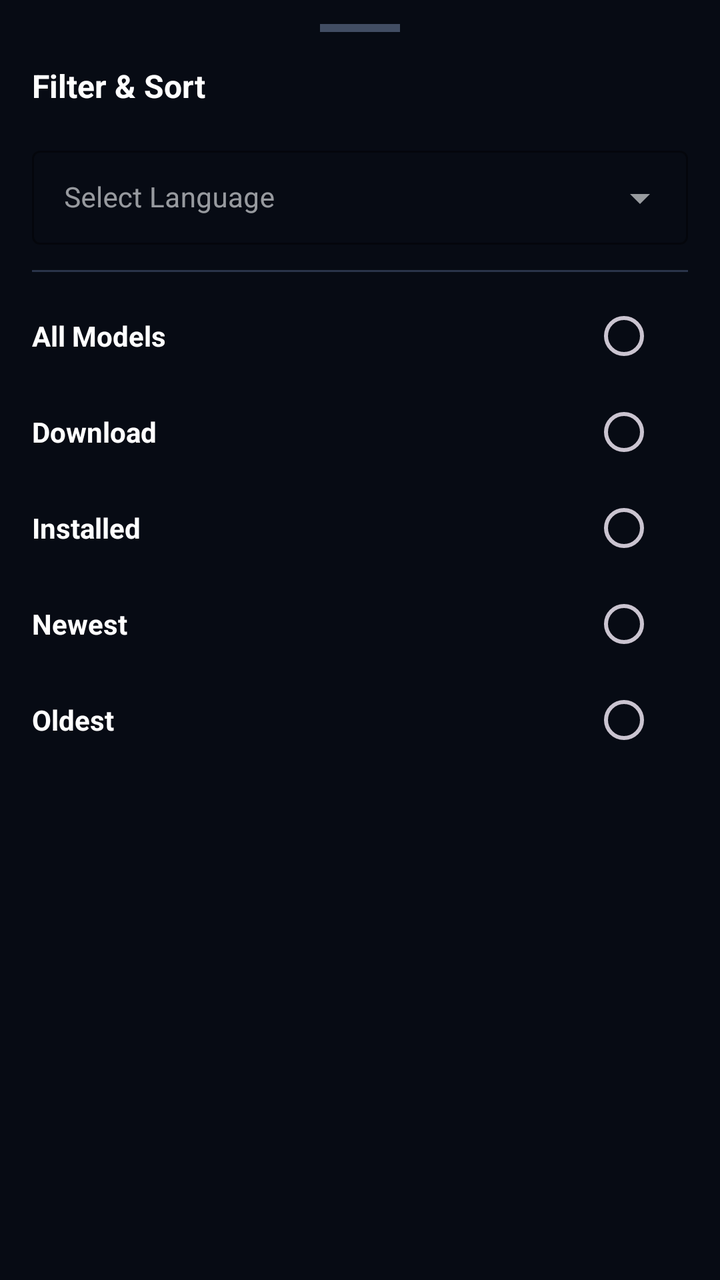
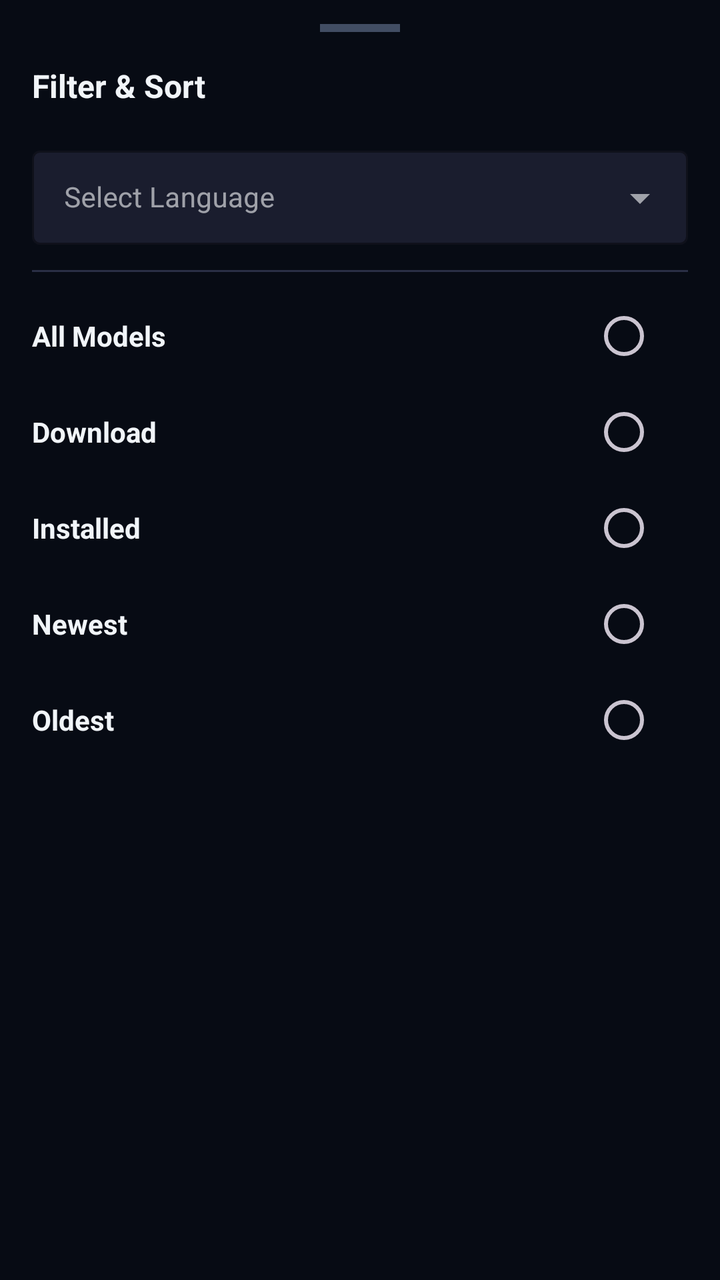

Compare the two renders of this Android layout. The source of the first and the diff that turns it into the second are given below.
<!-- AndroidManifest.xml: application theme AppTheme -->
<!-- res/layout/sort_bottom_dialog.xml -->
<LinearLayout
	xmlns:android="http://schemas.android.com/apk/res/android"
	xmlns:app="http://schemas.android.com/apk/res-auto"
	xmlns:tools="http://schemas.android.com/tools"
	android:id="@+id/linear_root"
	android:layout_width="match_parent"
	android:layout_height="wrap_content"
	android:paddingTop="12dp"
	android:paddingBottom="24dp"
	android:orientation="vertical">
	<View
		android:id="@+id/view_handle"
		android:layout_width="40dp"
		android:layout_height="4dp"
		android:layout_marginBottom="16dp"
		android:background="#414D63"
		android:layout_gravity="center_horizontal" />
	<TextView
		android:id="@+id/tv_sort_title"
		android:layout_width="wrap_content"
		android:layout_height="wrap_content"
		android:layout_marginBottom="16dp"
		android:text="Filter &amp; Sort"
		android:textSize="16sp"
		android:textStyle="bold"
		android:textColor="#FFFFFF"
		android:focusable="false"
		android:layout_marginStart="16dp" />
	<com.google.android.material.textfield.TextInputLayout
		android:id="@+id/textinputlayout2"
		android:layout_width="match_parent"
		android:layout_height="wrap_content"
		android:layout_marginBottom="12dp"
		android:layout_marginStart="16dp"
		android:layout_marginEnd="16dp"
		style="@style/Widget.MaterialComponents.TextInputLayout.OutlinedBox.ExposedDropdownMenu"
		app:boxStrokeColor="#00E5FF"
		app:hintTextColor="#94A3B8">
		<AutoCompleteTextView
			android:id="@+id/dropdown_lang"
			android:focusable="false"
			android:layout_width="match_parent"
			android:layout_height="wrap_content"
			android:paddingTop="14dp"
			android:paddingBottom="14dp"
			android:textSize="14sp"
			android:textColor="#FFFFFF"
			android:hint="Select Language"
			android:inputType="none" />
	</com.google.android.material.textfield.TextInputLayout>
	<View
		android:id="@+id/view2"
		android:layout_width="match_parent"
		android:layout_height="1dp"
		android:layout_marginBottom="8dp"
		android:background="#2A344A"
		android:layout_marginStart="16dp"
		android:layout_marginEnd="16dp" />
	<LinearLayout
		android:id="@+id/layout_all_models"
		android:layout_width="match_parent"
		android:layout_height="48dp"
		android:background="?attr/selectableItemBackground"
		android:gravity="center_vertical"
		android:orientation="horizontal"
		android:focusable="true"
		android:paddingStart="16dp"
		android:paddingEnd="16dp">
		<TextView
			android:id="@+id/tv_all_models"
			android:layout_width="0dp"
			android:layout_height="wrap_content"
			android:text="All Models"
			android:textSize="14sp"
			android:textStyle="bold"
			android:textColor="#FFFFFF"
			android:layout_weight="1"
			android:focusable="false" />
		<RadioButton
			android:id="@+id/rb_all_models"
			android:layout_width="wrap_content"
			android:layout_height="wrap_content"
			android:textSize="12sp"
			android:clickable="false"
			android:focusable="false"
			android:buttonTint="#00E5FF" />
	</LinearLayout>
	<LinearLayout
		android:id="@+id/layout_download"
		android:layout_width="match_parent"
		android:layout_height="48dp"
		android:background="?attr/selectableItemBackground"
		android:gravity="center_vertical"
		android:orientation="horizontal"
		android:focusable="true"
		android:paddingStart="16dp"
		android:paddingEnd="16dp">
		<TextView
			android:id="@+id/tv_download"
			android:layout_width="0dp"
			android:layout_height="wrap_content"
			android:text="Download"
			android:textSize="14sp"
			android:textStyle="bold"
			android:textColor="#FFFFFF"
			android:layout_weight="1"
			android:focusable="false" />
		<RadioButton
			android:id="@+id/rb_download"
			android:layout_width="wrap_content"
			android:layout_height="wrap_content"
			android:textSize="12sp"
			android:clickable="false"
			android:focusable="false"
			android:buttonTint="#00E5FF" />
	</LinearLayout>
	<LinearLayout
		android:id="@+id/layout_installed"
		android:layout_width="match_parent"
		android:layout_height="48dp"
		android:background="?attr/selectableItemBackground"
		android:gravity="center_vertical"
		android:orientation="horizontal"
		android:focusable="true"
		android:paddingStart="16dp"
		android:paddingEnd="16dp">
		<TextView
			android:id="@+id/tv_installed"
			android:layout_width="0dp"
			android:layout_height="wrap_content"
			android:text="Installed"
			android:textSize="14sp"
			android:textStyle="bold"
			android:textColor="#FFFFFF"
			android:layout_weight="1"
			android:focusable="false" />
		<RadioButton
			android:id="@+id/rb_installed"
			android:layout_width="wrap_content"
			android:layout_height="wrap_content"
			android:textSize="12sp"
			android:clickable="false"
			android:focusable="false"
			android:buttonTint="#00E5FF" />
	</LinearLayout>
	<LinearLayout
		android:id="@+id/layout_newest"
		android:layout_width="match_parent"
		android:layout_height="48dp"
		android:background="?attr/selectableItemBackground"
		android:gravity="center_vertical"
		android:orientation="horizontal"
		android:focusable="true"
		android:paddingStart="16dp"
		android:paddingEnd="16dp">
		<TextView
			android:id="@+id/tv_newest"
			android:layout_width="0dp"
			android:layout_height="wrap_content"
			android:text="Newest"
			android:textSize="14sp"
			android:textStyle="bold"
			android:textColor="#FFFFFF"
			android:layout_weight="1"
			android:focusable="false" />
		<RadioButton
			android:id="@+id/rb_newest"
			android:layout_width="wrap_content"
			android:layout_height="wrap_content"
			android:textSize="12sp"
			android:clickable="false"
			android:focusable="false"
			android:buttonTint="#00E5FF" />
	</LinearLayout>
	<LinearLayout
		android:id="@+id/layout_oldest"
		android:layout_width="match_parent"
		android:layout_height="48dp"
		android:background="?attr/selectableItemBackground"
		android:gravity="center_vertical"
		android:orientation="horizontal"
		android:focusable="true"
		android:paddingStart="16dp"
		android:paddingEnd="16dp">
		<TextView
			android:id="@+id/tv_oldest"
			android:layout_width="0dp"
			android:layout_height="wrap_content"
			android:text="Oldest"
			android:textSize="14sp"
			android:textStyle="bold"
			android:textColor="#FFFFFF"
			android:layout_weight="1"
			android:focusable="false" />
		<RadioButton
			android:id="@+id/rb_oldest"
			android:layout_width="wrap_content"
			android:layout_height="wrap_content"
			android:textSize="12sp"
			android:clickable="false"
			android:focusable="false"
			android:buttonTint="#00E5FF" />
	</LinearLayout>
</LinearLayout>
<!-- resources referenced by this layout -->
<resources>
  <style name="AppTheme" parent="Theme.Material3.Dark.NoActionBar">
  
          <item name="colorPrimary">@color/colorPrimary</item>
          <item name="colorOnPrimary">@color/colorOnPrimary</item>
          <item name="colorSecondary">@color/colorSecondary</item>
          <item name="colorOnSecondary">@color/colorOnPrimary</item>
          <item name="colorSurface">@color/colorSurface</item>
          <item name="colorSurfaceVariant">@color/colorSurfaceVariant</item>
          <item name="colorOnSurface">@color/colorOnSurface</item>
          <item name="colorOnBackground">@color/colorOnBackground</item>
          <item name="colorAccent">@color/colorAccent</item>
  
          
          <item name="android:colorBackground">@color/colorBackground</item>
          <item name="android:statusBarColor">@color/colorBackground</item>
          <item name="android:navigationBarColor">@color/colorBackground</item>
          <item name="android:windowBackground">@color/colorBackground</item>
          <item name="android:windowLightStatusBar">false</item>
          <item name="android:windowLightNavigationBar">false</item>
  
          <item name="colorControlActivated">@color/colorPrimary</item>
  
      </style>
  <color name="colorPrimary">#00E5FF</color>
  <color name="colorOnPrimary">#F8FAFC</color>
  <color name="colorSecondary">#2979FF</color>
  <color name="colorSurface">#121826</color>
  <color name="colorSurfaceVariant">#1A2234</color>
  <color name="colorOnSurface">#F8FAFC</color>
  <color name="colorOnBackground">#F8FAFC</color>
  <color name="colorAccent">#00E5FF</color>
  <color name="colorBackground">#070B14</color>
</resources>

<!-- the commit's change to res/layout/sort_bottom_dialog.xml (unified diff, before → after) -->
@@ -8,6 +8,7 @@
 	android:paddingTop="12dp"
 	android:paddingBottom="24dp"
 	android:orientation="vertical">
+	
 	<View
 		android:id="@+id/view_handle"
 		android:layout_width="40dp"
@@ -15,6 +16,7 @@
 		android:layout_marginBottom="16dp"
 		android:background="#414D63"
 		android:layout_gravity="center_horizontal" />
+		
 	<TextView
 		android:id="@+id/tv_sort_title"
 		android:layout_width="wrap_content"
@@ -23,9 +25,10 @@
 		android:text="Filter &amp; Sort"
 		android:textSize="16sp"
 		android:textStyle="bold"
-		android:textColor="#FFFFFF"
+		android:textColor="#F1F5F9"
 		android:focusable="false"
 		android:layout_marginStart="16dp" />
+		
 	<com.google.android.material.textfield.TextInputLayout
 		android:id="@+id/textinputlayout2"
 		android:layout_width="match_parent"
@@ -34,7 +37,8 @@
 		android:layout_marginStart="16dp"
 		android:layout_marginEnd="16dp"
 		style="@style/Widget.MaterialComponents.TextInputLayout.OutlinedBox.ExposedDropdownMenu"
-		app:boxStrokeColor="#00E5FF"
+		app:boxBackgroundColor="#1A1D2E"
+		app:boxStrokeColor="#4A9EFF"
 		app:hintTextColor="#94A3B8">
 		<AutoCompleteTextView
 			android:id="@+id/dropdown_lang"
@@ -44,18 +48,21 @@
 			android:paddingTop="14dp"
 			android:paddingBottom="14dp"
 			android:textSize="14sp"
-			android:textColor="#FFFFFF"
+			android:textColor="#F1F5F9"
 			android:hint="Select Language"
-			android:inputType="none" />
+			android:inputType="none"
+			android:popupBackground="#1A1D2E" />
 	</com.google.android.material.textfield.TextInputLayout>
+	
 	<View
 		android:id="@+id/view2"
 		android:layout_width="match_parent"
 		android:layout_height="1dp"
 		android:layout_marginBottom="8dp"
-		android:background="#2A344A"
+		android:background="#2A2F45"
 		android:layout_marginStart="16dp"
 		android:layout_marginEnd="16dp" />
+		
 	<LinearLayout
 		android:id="@+id/layout_all_models"
 		android:layout_width="match_parent"
@@ -73,7 +80,7 @@
 			android:text="All Models"
 			android:textSize="14sp"
 			android:textStyle="bold"
-			android:textColor="#FFFFFF"
+			android:textColor="#F1F5F9"
 			android:layout_weight="1"
 			android:focusable="false" />
 		<RadioButton
@@ -83,8 +90,9 @@
 			android:textSize="12sp"
 			android:clickable="false"
 			android:focusable="false"
-			android:buttonTint="#00E5FF" />
-	</LinearLayout>
+			android:buttonTint="#4A9EFF" />
+	</LinearLayout>
+	
 	<LinearLayout
 		android:id="@+id/layout_download"
 		android:layout_width="match_parent"
@@ -102,7 +110,7 @@
 			android:text="Download"
 			android:textSize="14sp"
 			android:textStyle="bold"
-			android:textColor="#FFFFFF"
+			android:textColor="#F1F5F9"
 			android:layout_weight="1"
 			android:focusable="false" />
 		<RadioButton
@@ -112,8 +120,9 @@
 			android:textSize="12sp"
 			android:clickable="false"
 			android:focusable="false"
-			android:buttonTint="#00E5FF" />
-	</LinearLayout>
+			android:buttonTint="#4A9EFF" />
+	</LinearLayout>
+	
 	<LinearLayout
 		android:id="@+id/layout_installed"
 		android:layout_width="match_parent"
@@ -131,7 +140,7 @@
 			android:text="Installed"
 			android:textSize="14sp"
 			android:textStyle="bold"
-			android:textColor="#FFFFFF"
+			android:textColor="#F1F5F9"
 			android:layout_weight="1"
 			android:focusable="false" />
 		<RadioButton
@@ -141,8 +150,9 @@
 			android:textSize="12sp"
 			android:clickable="false"
 			android:focusable="false"
-			android:buttonTint="#00E5FF" />
-	</LinearLayout>
+			android:buttonTint="#4A9EFF" />
+	</LinearLayout>
+	
 	<LinearLayout
 		android:id="@+id/layout_newest"
 		android:layout_width="match_parent"
@@ -160,7 +170,7 @@
 			android:text="Newest"
 			android:textSize="14sp"
 			android:textStyle="bold"
-			android:textColor="#FFFFFF"
+			android:textColor="#F1F5F9"
 			android:layout_weight="1"
 			android:focusable="false" />
 		<RadioButton
@@ -170,8 +180,9 @@
 			android:textSize="12sp"
 			android:clickable="false"
 			android:focusable="false"
-			android:buttonTint="#00E5FF" />
-	</LinearLayout>
+			android:buttonTint="#4A9EFF" />
+	</LinearLayout>
+	
 	<LinearLayout
 		android:id="@+id/layout_oldest"
 		android:layout_width="match_parent"
@@ -189,7 +200,7 @@
 			android:text="Oldest"
 			android:textSize="14sp"
 			android:textStyle="bold"
-			android:textColor="#FFFFFF"
+			android:textColor="#F1F5F9"
 			android:layout_weight="1"
 			android:focusable="false" />
 		<RadioButton
@@ -199,6 +210,6 @@
 			android:textSize="12sp"
 			android:clickable="false"
 			android:focusable="false"
-			android:buttonTint="#00E5FF" />
+			android:buttonTint="#4A9EFF" />
 	</LinearLayout>
 </LinearLayout>
